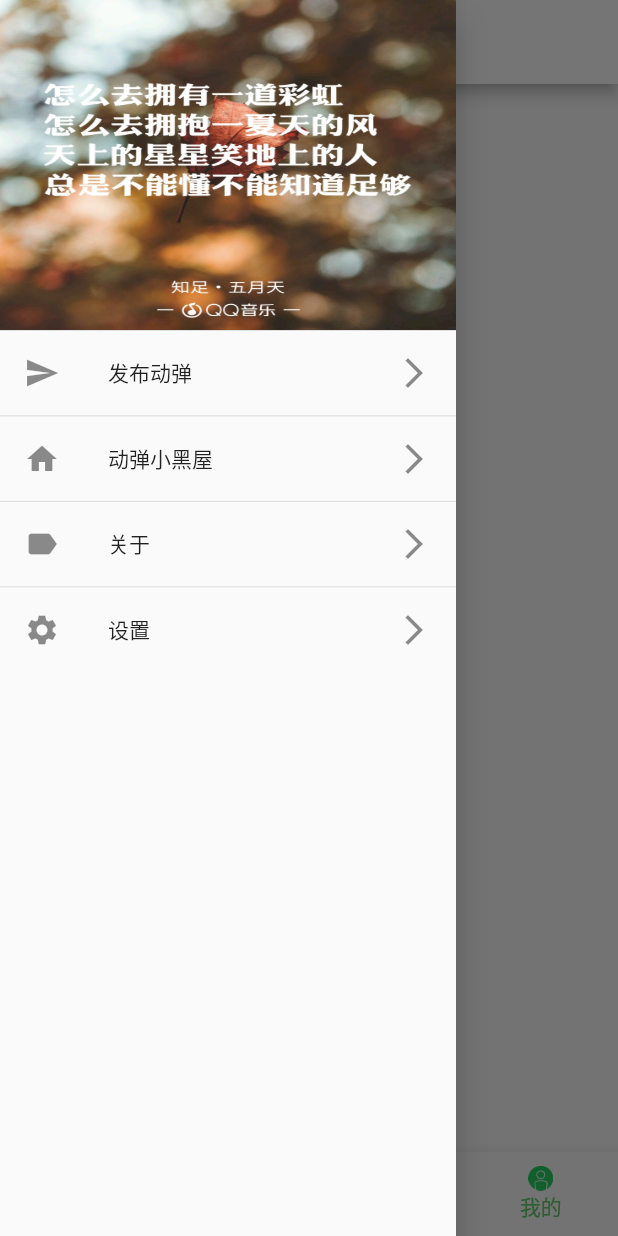
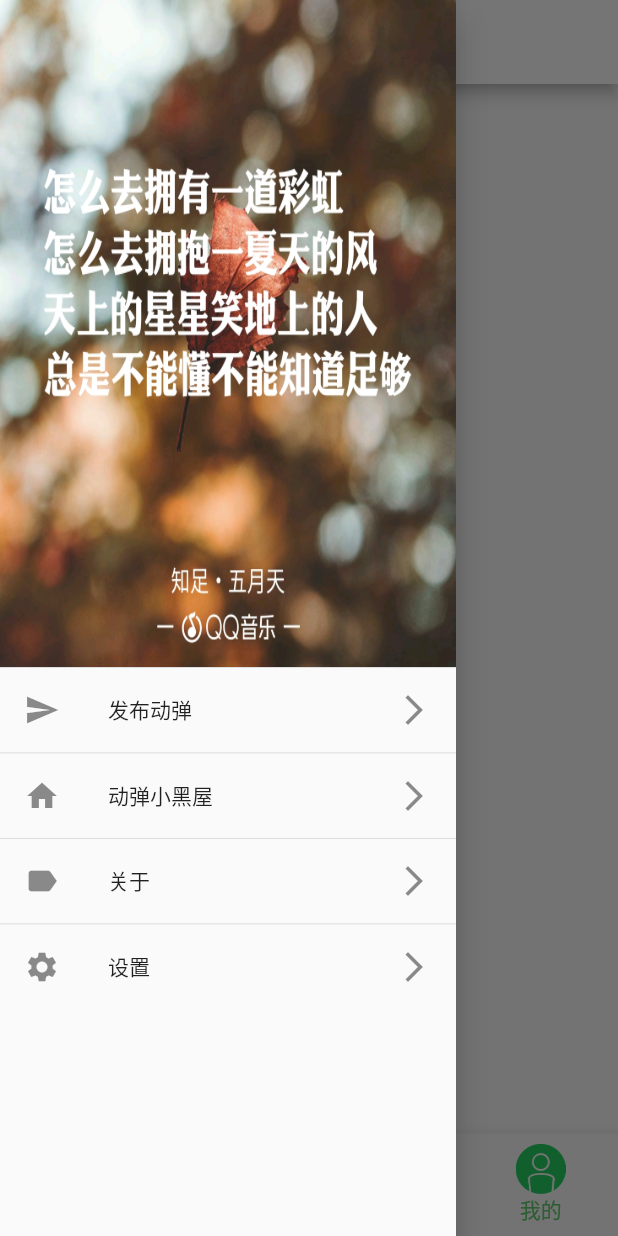
Before and after one commit to liuzeze/os_china, a Flutter app: the screen it shows after launch, item 4 of the bottom bar chosen, with the side drawer open, on a phone screen of 412 x 824 dp. Run offline on Flutter 3.47's test engine with Material 2 defaults, Android fonts, the phone set to English and light mode, and no system bars; our stand-ins replace dio, image_picker, page_transition; network calls fail.

Commit message:
屏幕适配替换

```diff
--- a/lib/ui/home_pager.dart
+++ b/lib/ui/home_pager.dart
@@ -24,22 +24,43 @@ class _HomePagerState extends State<HomePager> {
   void initState() {
     super.initState();
     //标题
+    //图片
+    getBottomNavigitors();
+    _pageController = PageController(initialPage: _currenntIndex);
+  }
+
+  void getBottomNavigitors() {
     _navigationText = ['资讯', '动弹', '发现', '我的'];
-    _pageController = PageController(initialPage: _currenntIndex);
+
+    //图片
+    _navigitionItems = [
+      BottomNavigationBarView(
+          title: '资讯',
+          icon: 'assets/images/ic_nav_news_normal.png',
+          activieIcon: 'assets/images/ic_nav_news_actived.png'),
+      BottomNavigationBarView(
+          title: '动弹',
+          icon: 'assets/images/ic_nav_tweet_normal.png',
+          activieIcon: 'assets/images/ic_nav_tweet_actived.png'),
+      BottomNavigationBarView(
+          title: '发现',
+          icon: 'assets/images/ic_nav_discover_normal.png',
+          activieIcon: 'assets/images/ic_nav_discover_actived.png'),
+      BottomNavigationBarView(
+          title: '我的',
+          icon: 'assets/images/ic_nav_my_normal.png',
+          activieIcon: 'assets/images/ic_nav_my_pressed.png'),
+    ];
+    _pageViews = [
+      News(),
+      Tweet(),
+      Find(),
+      My(),
+    ];
   }
 
   @override
   Widget build(BuildContext context) {
-    //屏幕适配
-    ScreenUtil.instance
-      ..allowFontScaling = true
-      ..width = 750
-      ..height = 1334
-      ..init(context);
-
-    //图片
-    getBottomNavigitors();
-
     return Scaffold(
       appBar: AppBar(
         //状态栏字体颜色
@@ -81,32 +102,4 @@ class _HomePagerState extends State<HomePager> {
       ),
     );
   }
-
-  void getBottomNavigitors() {
-    //图片
-    _navigitionItems = [
-      BottomNavigationBarView(
-          title: '资讯',
-          icon: 'assets/images/ic_nav_news_normal.png',
-          activieIcon: 'assets/images/ic_nav_news_actived.png'),
-      BottomNavigationBarView(
-          title: '动弹',
-          icon: 'assets/images/ic_nav_tweet_normal.png',
-          activieIcon: 'assets/images/ic_nav_tweet_actived.png'),
-      BottomNavigationBarView(
-          title: '发现',
-          icon: 'assets/images/ic_nav_discover_normal.png',
-          activieIcon: 'assets/images/ic_nav_discover_actived.png'),
-      BottomNavigationBarView(
-          title: '我的',
-          icon: 'assets/images/ic_nav_my_normal.png',
-          activieIcon: 'assets/images/ic_nav_my_pressed.png'),
-    ];
-    _pageViews = [
-      News(),
-      Tweet(),
-      Find(),
-      My(),
-    ];
-  }
 }
--- a/lib/ui/main.dart
+++ b/lib/ui/main.dart
@@ -4,6 +4,7 @@ import 'package:flutter/material.dart';
 import 'package:flutter/services.dart';
 import 'package:flutter_app/ui/home_pager.dart';
 import 'package:flutter_app/utils/config_utils.dart';
+import 'package:flutter_app/utils/screen_utils.dart';
 
 void main() {
   if (Platform.isAndroid) {
@@ -12,6 +13,9 @@ void main() {
         SystemUiOverlayStyle(statusBarColor: Colors.transparent);
     SystemChrome.setSystemUIOverlayStyle(systemUiOverlayStyle);
   }
+//  1080  1920 960   720  1280
+  setDesignWHD(360, 640, density: 2);
+//  setDesignWHD(360, 640, density: 2);
   runApp(MyApp());
 }
 
--- a/lib/ui/page/news.dart
+++ b/lib/ui/page/news.dart
@@ -33,6 +33,10 @@ class _NewsState extends State<News> {
       shrinkWrap: true,
       children: <Widget>[
         BannerView(
+          indicatorBg: ColorUtils.c_ffffff,
+          indicatorColor: ColorUtils.c_63ca6c,
+          indicatorSelectColor: ColorUtils.c_ff0000,
+          indicatorAlignmentPos: MainAxisAlignment.end,
           indicatorSize:SizeUtils.px_5,
           onBannerClickListener: (index, itemData) {
             print('liuze${itemData.title}');
--- a/lib/utils/config_utils.dart
+++ b/lib/utils/config_utils.dart
@@ -11,11 +11,11 @@ class ColorUtils {
 }
 
 class SizeUtils {
-  static final double px_5 = ScreenUtil().setWidth(5);
-  static final double px_8 = ScreenUtil().setWidth(8);
-  static final double px_10 = ScreenUtil().setWidth(10);
-  static final double px_30 = ScreenUtil().setWidth(30);
-  static final double px_50 = ScreenUtil().setWidth(50);
-  static final double px_300 = ScreenUtil().setWidth(300);
-  static final double px_400 = ScreenUtil().setWidth(400);
+  static final double px_5 = ScreenUtil().getWidthPx(5);
+  static final double px_8 = ScreenUtil().getWidthPx(8);
+  static final double px_10 = ScreenUtil().getWidthPx(10);
+  static final double px_30 = ScreenUtil().getWidthPx(30);
+  static final double px_50 = ScreenUtil().getWidthPx(50);
+  static final double px_300 = ScreenUtil().getWidthPx(300);
+  static final double px_400 = ScreenUtil().getWidthPx(400);
 }
--- a/lib/utils/screen_utils.dart
+++ b/lib/utils/screen_utils.dart
@@ -1,25 +1,28 @@
-/*
- * Created by 李卓原 on 2018/9/29.
- * email: zhuoyuan93@gmail.com
- */
+import 'package:flutter/material.dart';
+import 'dart:ui' as ui show window;
 
-import 'package:flutter/material.dart';
+///默认设计稿尺寸（单位 dp or pt）
+double _designW = 360.0;
+double _designH = 640.0;
+double _designD = 2.0;
+
+
+/// 配置设计稿尺寸 屏幕 宽，高，密度。
+/// Configuration design draft size  screen width, height, density.
+void setDesignWHD(double w, double h, {double density: 2.0}) {
+  _designW = w;
+  _designH = h;
+  _designD = density;
+}
 
 class ScreenUtil {
-  //设计稿的设备尺寸修改
-  int width;
-  int height;
-  bool allowFontScaling;
-
-  static MediaQueryData _mediaQueryData;
-  static double _screenWidth;
-  static double _screenHeight;
-  static double _pixelRatio;
-  static double _statusBarHeight;
-
-  static double _bottomBarHeight;
-
-  static double _textScaleFactor;
+  double _screenWidth = 0.0;
+  double _screenHeight = 0.0;
+  double _screenDensity = 0.0;
+  double _statusBarHeight = 0.0;
+  double _bottomBarHeight = 0.0;
+  double _appBarHeight = 0.0;
+  MediaQueryData _mediaQueryData;
 
   // 工厂模式
   factory ScreenUtil() => _getInstance();
@@ -27,12 +30,9 @@ class ScreenUtil {
   static ScreenUtil get instance => _getInstance();
   static ScreenUtil _instance;
 
-  ScreenUtil._internal({
-    this.width = 1080,
-    this.height = 1920,
-    this.allowFontScaling = false,
-  }) {
+  ScreenUtil._internal() {
     // 初始化
+    _init();
   }
 
   static ScreenUtil _getInstance() {
@@ -42,63 +42,154 @@ class ScreenUtil {
     return _instance;
   }
 
-  void init(BuildContext context) {
-    MediaQueryData mediaQuery = MediaQuery.of(context);
-    _mediaQueryData = mediaQuery;
-    _pixelRatio = mediaQuery.devicePixelRatio;
-    _screenWidth = mediaQuery.size.width;
-    _screenHeight = mediaQuery.size.height;
-    _statusBarHeight = mediaQuery.padding.top;
-    _bottomBarHeight = _mediaQueryData.padding.bottom;
-    _textScaleFactor = mediaQuery.textScaleFactor;
+  _init() {
+    MediaQueryData mediaQuery = MediaQueryData.fromWindow(ui.window);
+    if (_mediaQueryData != mediaQuery) {
+      _mediaQueryData = mediaQuery;
+      _screenWidth = mediaQuery.size.width;
+      _screenHeight = mediaQuery.size.height;
+      _screenDensity = mediaQuery.devicePixelRatio;
+      _statusBarHeight = mediaQuery.padding.top;
+      _bottomBarHeight = mediaQuery.padding.bottom;
+      _appBarHeight = kToolbarHeight;
+    }
   }
 
-  static MediaQueryData get mediaQueryData => _mediaQueryData;
+  /// screen width
+  /// 屏幕 宽
+  double get screenWidth => _screenWidth;
 
-  ///每个逻辑像素的字体像素数，字体的缩放比例
-  static double get textScaleFactory => _textScaleFactor;
+  /// screen height
+  /// 屏幕 高
+  double get screenHeight => _screenHeight;
 
-  ///设备的像素密度
-  static double get pixelRatio => _pixelRatio;
+  /// appBar height
+  /// appBar 高
+  double get appBarHeight => _appBarHeight;
 
-  ///当前设备宽度 dp
-  static double get screenWidthDp => _screenWidth;
+  /// screen density
+  /// 屏幕 像素密度
+  double get screenDensity => _screenDensity;
 
-  ///当前设备高度 dp
-  static double get screenHeightDp => _screenHeight;
+  /// status bar Height
+  /// 状态栏高度
+  double get statusBarHeight => _statusBarHeight;
 
-  ///当前设备宽度 px
-  static double get screenWidth => _screenWidth * _pixelRatio;
+  /// bottom bar Height
+  double get bottomBarHeight => _bottomBarHeight;
 
-  ///当前设备高度 px
-  static double get screenHeight => _screenHeight * _pixelRatio;
+  /// media Query Data
+  MediaQueryData get mediaQueryData => _mediaQueryData;
 
-  ///状态栏高度 刘海屏会更高
-  static double get statusBarHeight => _statusBarHeight * _pixelRatio;
+  /// screen width
+  /// 当前屏幕 宽
+  static double getScreenW(BuildContext context) {
+    MediaQueryData mediaQuery = MediaQuery.of(context);
+    return mediaQuery.size.width;
+  }
 
-  ///底部安全区距离
-  static double get bottomBarHeight => _bottomBarHeight * _pixelRatio;
+  /// screen height
+  /// 当前屏幕 高
+  static double getScreenH(BuildContext context) {
+    MediaQueryData mediaQuery = MediaQuery.of(context);
+    return mediaQuery.size.height;
+  }
 
-  ///实际的dp与设计稿px的比例
-  get scaleWidth => _screenWidth / instance.width;
+  /// screen density
+  /// 当前屏幕 像素密度
+  static double getScreenDensity(BuildContext context) {
+    MediaQueryData mediaQuery = MediaQuery.of(context);
+    return mediaQuery.devicePixelRatio;
+  }
 
-  get scaleHeight => _screenHeight / instance.height;
+  /// status bar Height
+  /// 当前状态栏高度
+  static double getStatusBarH(BuildContext context) {
+    MediaQueryData mediaQuery = MediaQuery.of(context);
+    return mediaQuery.padding.top;
+  }
 
-  ///根据设计稿的设备宽度适配
-  ///高度也根据这个来做适配可以保证不变形
-  setWidth(int width) => width * scaleWidth;
+  /// status bar Height
+  /// 当前BottomBar高度
+  static double getBottomBarH(BuildContext context) {
+    MediaQueryData mediaQuery = MediaQuery.of(context);
+    return mediaQuery.padding.bottom;
+  }
 
-  /// 根据设计稿的设备高度适配
-  /// 当发现设计稿中的一屏显示的与当前样式效果不符合时,
-  /// 或者形状有差异时,高度适配建议使用此方法
-  /// 高度适配主要针对想根据设计稿的一屏展示一样的效果
-  setHeight(int height) => height * scaleHeight;
+  /// 当前MediaQueryData
+  static MediaQueryData getMediaQueryData(BuildContext context) {
+    MediaQueryData mediaQuery = MediaQuery.of(context);
+    return mediaQuery;
+  }
 
-  ///字体大小适配方法
-  ///@param fontSize 传入设计稿上字体的px ,
-  ///@param allowFontScaling 控制字体是否要根据系统的“字体大小”辅助选项来进行缩放。默认值为true。
-  ///@param allowFontScaling Specifies whether fonts should scale to respect Text Size accessibility settings. The default is true.
-  setSp(int fontSize) => allowFontScaling
-      ? setWidth(fontSize)
-      : setWidth(fontSize) / _textScaleFactor;
+  /// returns the size after adaptation according to the screen width.(unit dp or pt)
+  /// 返回根据屏幕宽适配后尺寸（单位 dp or pt）
+  /// size 单位 dp or pt
+  static double getScaleW(BuildContext context, double size) {
+    if (context == null || getScreenW(context) == 0.0) return size;
+    return size * getScreenW(context) / _designW;
+  }
+
+  /// returns the size after adaptation according to the screen height.(unit dp or pt)
+  /// 返回根据屏幕高适配后尺寸 （单位 dp or pt）
+  /// size unit dp or pt
+  static double getScaleH(BuildContext context, double size) {
+    if (context == null || getScreenH(context) == 0.0) return size;
+    return size * getScreenH(context) / _designH;
+  }
+
+  /// returns the font size after adaptation according to the screen density.
+  /// 返回根据屏幕宽适配后字体尺寸
+  /// fontSize 字体尺寸
+  static double getScaleSp(BuildContext context, double fontSize) {
+    if (context == null || getScreenDensity(context) == 0.0) return fontSize;
+    return fontSize * getScreenW(context) / _designW;
+  }
+
+  /// Orientation
+  /// 设备方向(portrait, landscape)
+  static Orientation getOrientation(BuildContext context) {
+    MediaQueryData mediaQuery = MediaQuery.of(context);
+    return mediaQuery.orientation;
+  }
+
+  /// returns the size after adaptation according to the screen width.(unit dp or pt)
+  /// 返回根据屏幕宽适配后尺寸（单位 dp or pt）
+  /// size 单位 dp or pt
+  double getWidth(double size) {
+    return _screenWidth == 0.0 ? size : (size * _screenWidth / _designW);
+  }
+
+  /// returns the size after adaptation according to the screen height.(unit dp or pt)
+  /// 返回根据屏幕高适配后尺寸（单位 dp or pt）
+  /// size unit dp or pt
+  double getHeight(double size) {
+    return _screenHeight == 0.0 ? size : (size * _screenHeight / _designH);
+  }
+
+  /// returns the size after adaptation according to the screen width.(unit dp or pt)
+  /// 返回根据屏幕宽适配后尺寸（单位 dp or pt）
+  /// sizePx unit px
+  double getWidthPx(double sizePx) {
+    return _screenWidth == 0.0
+        ? (sizePx / _designD)
+        : (sizePx * _screenWidth / (_designW * _designD));
+  }
+
+  /// returns the size after adaptation according to the screen height.(unit dp or pt)
+  /// 返回根据屏幕高适配后尺寸（单位 dp or pt）
+  /// sizePx unit px
+  double getHeightPx(double sizePx) {
+    return _screenHeight == 0.0
+        ? (sizePx / _designD)
+        : (sizePx * _screenHeight / (_designH * _designD));
+  }
+
+  /// returns the font size after adaptation according to the screen density.
+  /// 返回根据屏幕宽适配后字体尺寸
+  /// fontSize 字体尺寸
+  double getSp(double fontSize) {
+    if (_screenDensity == 0.0) return fontSize;
+    return fontSize * _screenWidth / _designW;
+  }
 }
```
